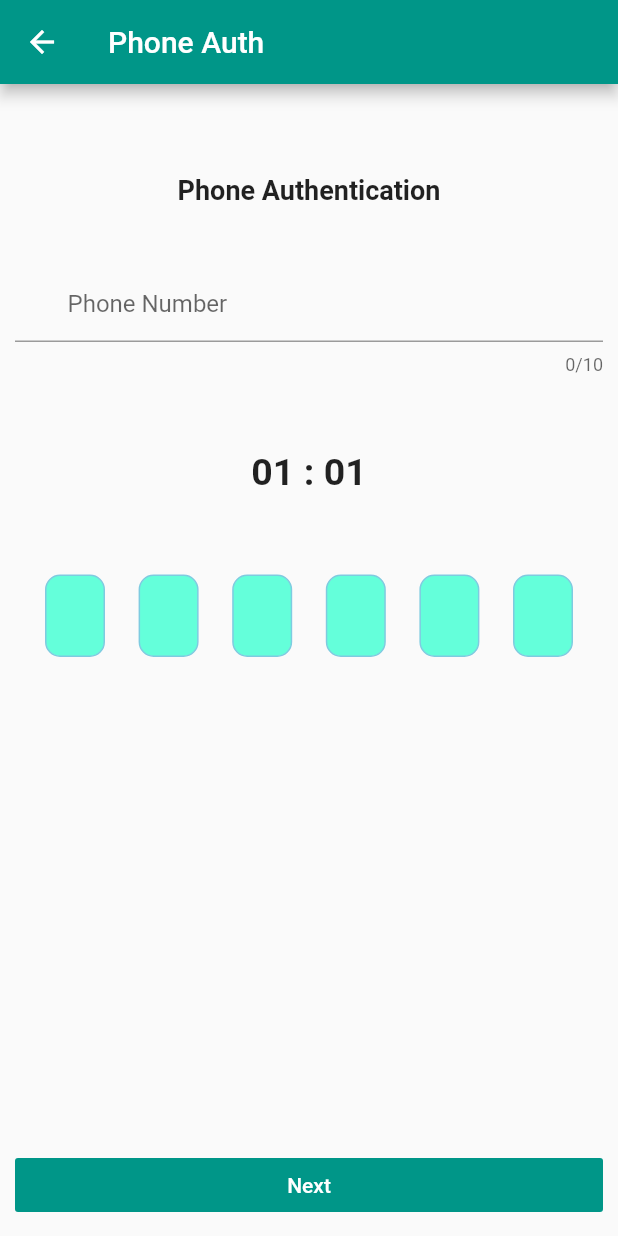
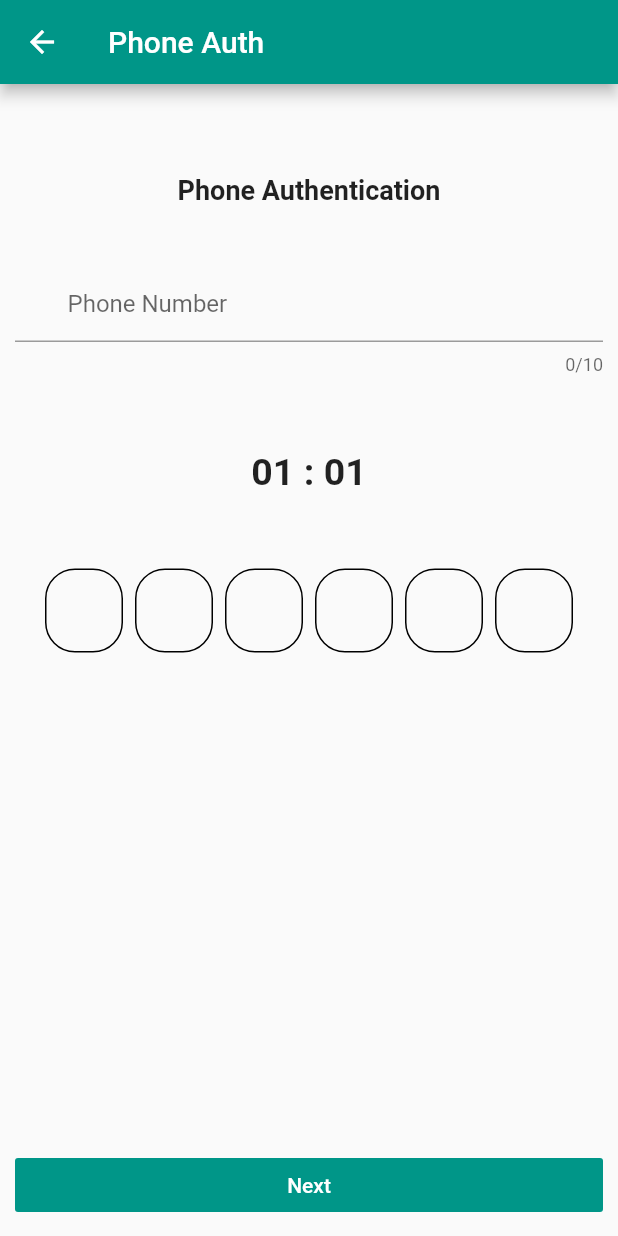
Before and after one commit to akashkoffeekodes/Firebase, a Flutter app: the AddDetail screen opened directly, after a tap on "mobile verify", on a phone screen of 412 x 824 dp. Run offline on Flutter 3.47's test engine with Material 2 defaults, Android fonts, the phone set to English and light mode, and no system bars; drawn by our look-alikes of pinput; our stand-ins replace cloud_firestore, firebase_auth, firebase_core, flutter_signin_button, google_sign_in; missing offline and left inert: alt_sms_autofill, email_auth, flutter_login_facebook, twitter_login; accounts and stored records are empty.

Commit message:
6:15    8/8/2022

```diff
--- a/lib/detail.dart
+++ b/lib/detail.dart
@@ -1,14 +1,13 @@
 
 import 'package:cloud_firestore/cloud_firestore.dart';
-import 'package:firebase/emialverify.dart';
+import 'package:firebase/mobile_otp/emialverify.dart';
 import 'package:firebase/fetch.dart';
 import 'package:firebase/loginhome.dart';
-import 'package:firebase/loginmobile.dart';
+import 'package:firebase/mobile_otp/loginmobile.dart';
 import 'package:firebase_auth/firebase_auth.dart';
 import 'package:firebase_core/firebase_core.dart';
 import 'package:flutter/material.dart';
 
-import 'realtime.dart';
 
 class AddDetail extends StatefulWidget {
   String id;
@@ -163,15 +162,7 @@ class _AddDetailState extends State<AddDetail> {
                     );
                   },
                   child: Text("Listdata")),
-              ElevatedButton(
-                  onPressed: () {
-                    Navigator.push(
-                      context,
-                      MaterialPageRoute(
-                          builder: (context) => FirebaseRealtimeDemoScreen()),
-                    );
-                  },
-                  child: Text("Real time database")),
+
               ElevatedButton(
                   onPressed: () {
                     Navigator.push(
--- a/lib/loginhome.dart
+++ b/lib/loginhome.dart
@@ -1,4 +1,4 @@
-import 'package:firebase/loginwithfacebook.dart';
+import 'package:firebase/social_media_login/loginwithfacebook.dart';
 import 'package:firebase_auth/firebase_auth.dart';
 import 'package:flutter/material.dart';
 import 'package:flutter_signin_button/flutter_signin_button.dart';
--- a/lib/loginmobile.dart
+++ b/lib/mobile_otp/loginmobile.dart
@@ -1,12 +1,14 @@
 import 'dart:async';
 
 import 'package:alt_sms_autofill/alt_sms_autofill.dart';
+import 'package:firebase/mobile_otp/mobilehome.dart';
 import 'package:firebase_auth/firebase_auth.dart';
 import 'package:flutter/material.dart';
 import 'package:flutter/services.dart';
-import 'package:pinput/pin_put/pin_put.dart';
-import 'detail.dart';
-import 'mobilehome.dart';
+// import 'package:pinput/pin_put/pin_put.dart';
+import 'package:pinput/pinput.dart';
+import '../detail.dart';
+
 
 
 class LoginScreen extends StatefulWidget {
@@ -26,13 +28,25 @@ class _LoginScreenState extends State<LoginScreen> {
   String _verificationCode;
   TextEditingController _pinPutController = TextEditingController();
   final FocusNode _pinPutFocusNode = FocusNode();
-  final BoxDecoration pinPutDecoration = BoxDecoration(
-    color: Colors.tealAccent,
-    borderRadius: BorderRadius.circular(10.0),
-    border: Border.all(
-      color: const Color.fromRGBO(126, 203, 224, 1),
+  // final BoxDecoration pinPutDecoration = BoxDecoration(
+  //   color: Colors.tealAccent,
+  //   borderRadius: BorderRadius.circular(10.0),
+  //   border: Border.all(
+  //     color: const Color.fromRGBO(126, 203, 224, 1),
+  //   ),
+  // );
+
+  final PinTheme defaultPinTheme = PinTheme(
+    width: 56,
+    height: 56,
+    textStyle: TextStyle(fontSize: 20, color: Color.fromRGBO(30, 60, 87, 1), fontWeight: FontWeight.w600),
+    decoration: BoxDecoration(
+      border: Border.all(color:Colors.black ),
+      borderRadius: BorderRadius.circular(20),
     ),
   );
+
+
 
   Future<void> initSmsListener() async {
     String commingSms;
@@ -55,7 +69,7 @@ class _LoginScreenState extends State<LoginScreen> {
 
   @override
   void dispose() {
-    AltSmsAutofill().unregisterListener();
+   AltSmsAutofill().unregisterListener();
     _timer.cancel();
     super.dispose();
   }
@@ -76,9 +90,6 @@ class _LoginScreenState extends State<LoginScreen> {
     print('$formattedMinutesLeft : $formattedSecondsLeft');
     return '$formattedMinutesLeft : $formattedSecondsLeft';
   }
-
-
-
 
   void _startTimer() {
     final duration = Duration(seconds: 1);
@@ -131,7 +142,7 @@ class _LoginScreenState extends State<LoginScreen> {
             SizedBox(height: 20,),
             Padding(
               padding: const EdgeInsets.all(30.0),
-              child: PinPut(
+              child:/* PinPut(
                 fieldsCount: 6,
                 textStyle: const TextStyle(fontSize: 25.0, color: Colors.white),
                 eachFieldWidth: 40.0,
@@ -141,7 +152,7 @@ class _LoginScreenState extends State<LoginScreen> {
                 submittedFieldDecoration: pinPutDecoration,
                 selectedFieldDecoration: pinPutDecoration,
                 followingFieldDecoration: pinPutDecoration,
-                pinAnimationType: PinAnimationType.fade,
+               // pinAnimationType: PinAnimationType.fade,
                 onSubmit: (pin) async {
                   try {
                     await FirebaseAuth.instance
@@ -160,7 +171,57 @@ class _LoginScreenState extends State<LoginScreen> {
                     _scaffoldkey.currentState.showSnackBar(SnackBar(content: Text('invalid OTP')));
                   }
                 },
-              ),
+              ),*/
+              Pinput(
+                length: 6,
+                androidSmsAutofillMethod:  AndroidSmsAutofillMethod.smsRetrieverApi,
+                focusNode: _pinPutFocusNode,
+                controller: _pinPutController,
+                defaultPinTheme: defaultPinTheme,
+                pinputAutovalidateMode: PinputAutovalidateMode.onSubmit,
+                showCursor: true,
+                onCompleted: (pin) => print(pin),
+                validator: (pin) {
+                  try {
+                     FirebaseAuth.instance
+                        .signInWithCredential(PhoneAuthProvider.credential(
+                        verificationId: _verificationCode, smsCode: pin))
+                        .then((value) async {
+                      if (value.user != null) {
+                        print("sucessfull");
+                        Navigator.pushAndRemoveUntil(
+                            context,
+                            MaterialPageRoute(builder: (context) => Home()),
+                                (route) => false);
+                      }
+                    });
+                  } catch (e) {
+                    print("Invalid otp");
+                    FocusScope.of(context).unfocus();
+                    _scaffoldkey.currentState.showSnackBar(SnackBar(content: Text('invalid OTP')));
+                  }
+                },
+
+                // onSubmitted: (pin) async {
+                //   try {
+                //     await FirebaseAuth.instance
+                //         .signInWithCredential(PhoneAuthProvider.credential(
+                //         verificationId: _verificationCode, smsCode: pin))
+                //         .then((value) async {
+                //       if (value.user != null) {
+                //         Navigator.pushAndRemoveUntil(
+                //             context,
+                //             MaterialPageRoute(builder: (context) => Home()),
+                //                 (route) => false);
+                //       }
+                //     });
+                //   } catch (e) {
+                //     FocusScope.of(context).unfocus();
+                //     _scaffoldkey.currentState.showSnackBar(SnackBar(content: Text('invalid OTP')));
+                //   }
+                // },
+
+              )
             ),
 
             // Center(
@@ -178,7 +239,7 @@ class _LoginScreenState extends State<LoginScreen> {
               color: Colors.teal,
               onPressed: () {
                 _startTimer();
-                initSmsListener();
+               initSmsListener();
                 _verifyPhone();
               },
               child: Text(
@@ -224,4 +285,6 @@ class _LoginScreenState extends State<LoginScreen> {
         timeout: Duration(seconds: 60    ));
   }
 
+
+
 }
--- a/lib/mobilehome.dart
+++ b/lib/mobile_otp/mobilehome.dart
@@ -1,4 +1,4 @@
-import 'package:firebase/loginmobile.dart';
+import 'package:firebase/mobile_otp/loginmobile.dart';
 import 'package:firebase_auth/firebase_auth.dart';
 import 'package:flutter/material.dart';
 
--- a/lib/start.dart
+++ b/lib/start.dart
@@ -1,6 +1,6 @@
 // import 'package:authentification/Start.dart';
-import 'package:firebase/logintiwter.dart';
-import 'package:firebase/loginwithfacebook.dart';
+import 'package:firebase/social_media_login/logintiwter.dart';
+import 'package:firebase/social_media_login/loginwithfacebook.dart';
 import 'package:firebase_auth/firebase_auth.dart';
 import 'package:flutter/material.dart';
 import 'package:flutter_signin_button/flutter_signin_button.dart';
--- a/pubspec.yaml
+++ b/pubspec.yaml
@@ -40,11 +40,12 @@ dependencies:
   firebase_auth: ^3.3.5
   google_sign_in: ^5.2.3
   flutter_signin_button: ^1.0.0
-  pinput: ^1.2.2
+  pinput: ^2.2.11
   email_auth: ^1.0.0
   flutter_login_facebook: ^1.4.0+1
   twitter_login: ^4.2.3
   alt_sms_autofill: ^1.0.0
+#  firebase_crashlytics: ^2.8.6
 
 
 
```
Also changed, not shown: lib/main.dart (+8 -8 lines), lib/realtime.dart (deleted, +0 -128 lines), lib/mobile_otp/emialverify.dart (renamed from lib/emialverify.dart), lib/social_media_login/logintiwter.dart (renamed from lib/logintiwter.dart), lib/social_media_login/loginwithfacebook.dart (renamed from lib/loginwithfacebook.dart), pubspec.lock.
